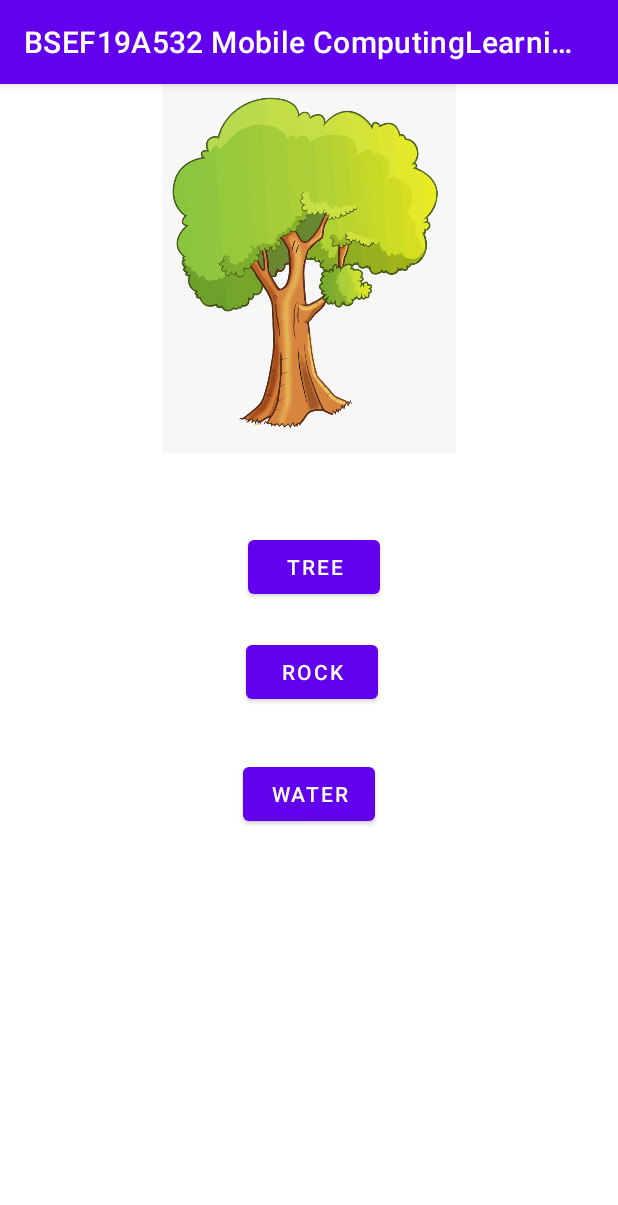
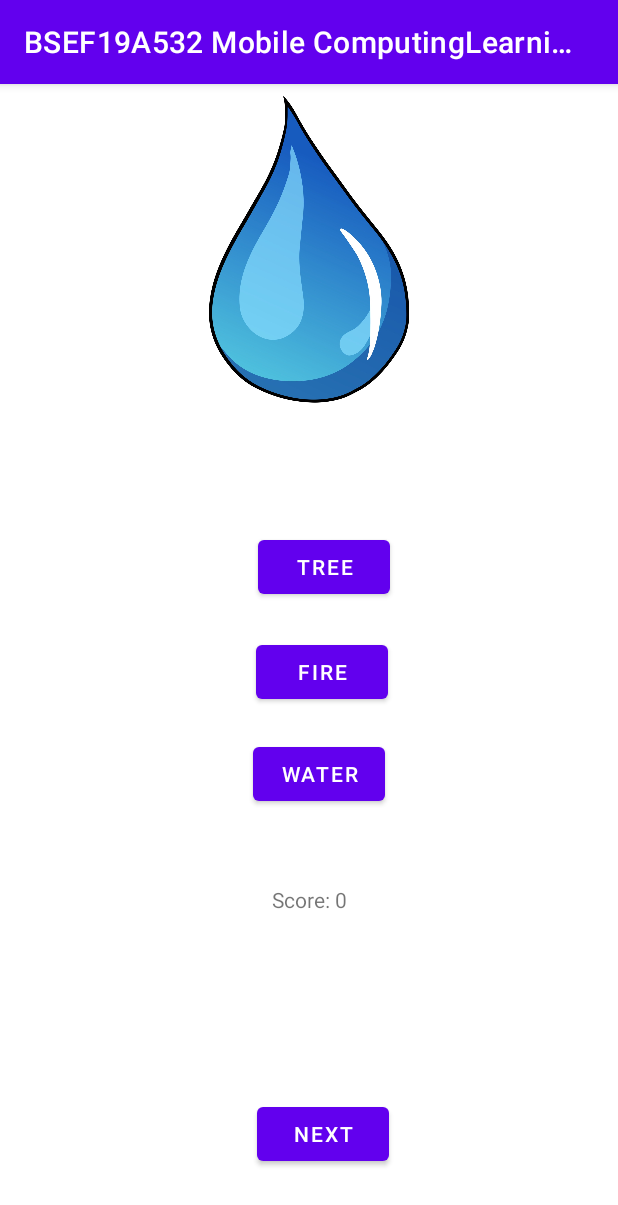
Before and after one commit to BSEF19A532/BSEF19A532-Mobile-Computing-Learning-And-Teaching-App, an Android app: the screen it shows after launch (Exam), after a tap on "EXAMINATION", on a phone screen of 412 x 824 dp. Shown: the top 1205 px of the screen. Run offline under Robolectric (Android 15) with nearby library versions, the phone set to English and light mode, and no system bars.

Commit message:
Completed exam feature

```diff
--- /dev/null
+++ b/app/src/main/java/com/example/bsef19a532mobilecomputinglearningandteachingapp/Data.java
@@ -0,0 +1,71 @@
+package com.example.bsef19a532mobilecomputinglearningandteachingapp;
+
+import android.content.Context;
+import android.content.Intent;
+import android.util.Log;
+
+import java.util.ArrayList;
+import java.util.List;
+import java.util.Random;
+
+public class Data {
+    public static int[] images = {
+            R.drawable.tree,
+            R.drawable.fire,
+            R.drawable.water,
+            R.drawable.rock,
+    };
+    public static String[] contents = {
+            "tree",
+            "fire",
+            "water",
+            "stone"
+    };
+    public static ArrayList<Integer> covered_indexes = new ArrayList<Integer>();
+
+    public static int get_random_int(int max ) {
+        Random rand = new Random();
+        return rand.nextInt( max + 1 );
+    }
+
+    public static int get_random_int(int max, int ignore ) {
+        Random rand = new Random();
+        int temp = rand.nextInt( max + 1 );
+        while ( temp == ignore ) {
+            temp = rand.nextInt( max + 1 );
+        }
+        return temp;
+    }
+
+    public static int get_random_int(int max, int ignore, int ignore2 ) {
+        Random rand = new Random();
+        int temp = rand.nextInt( max + 1 );
+        while ( temp == ignore || temp == ignore2 ) {
+            temp = rand.nextInt( max + 1 );
+        }
+        return temp;
+    }
+
+    public static Intent exam_intent(Context packageContext, Class cls, int score ) {
+        Intent intent = new Intent(packageContext, cls);
+        int index = Data.get_random_int( Data.images.length - 1 );
+        while ( Data.covered_indexes.contains(index) ) {
+            index = Data.get_random_int( Data.images.length - 1 );
+        }
+
+        Data.covered_indexes.add( index );
+
+        intent.putExtra("image", Data.images[ index ]);
+        intent.putExtra("correct_option", Data.contents[ index ]);
+
+        int wrong_index_1 = Data.get_random_int( Data.images.length - 1, index);
+        int wrong_index_2 = Data.get_random_int( Data.images.length - 1, index, wrong_index_1);
+
+        intent.putExtra("wrong_option_1", Data.contents[ wrong_index_1 ]);
+        intent.putExtra("wrong_option_2", Data.contents[ wrong_index_2 ]);
+
+        intent.putExtra("score", score);
+
+        return intent;
+    }
+}
--- a/app/src/main/java/com/example/bsef19a532mobilecomputinglearningandteachingapp/Exam.java
+++ b/app/src/main/java/com/example/bsef19a532mobilecomputinglearningandteachingapp/Exam.java
@@ -2,12 +2,19 @@ package com.example.bsef19a532mobilecomputinglearningandteachingapp;
 
 import androidx.appcompat.app.AppCompatActivity;
 
+import android.content.Intent;
 import android.os.Bundle;
 import android.text.TextUtils;
+import android.util.Log;
+import android.view.View;
 import android.widget.Button;
 import android.widget.ImageView;
+import android.widget.TextView;
 
-public class Exam extends AppCompatActivity {
+import java.util.ArrayList;
+import java.util.Random;
+
+public class Exam extends AppCompatActivity implements View.OnClickListener {
 
     int img;
     String correct_option = "";
@@ -19,38 +26,76 @@ public class Exam extends AppCompatActivity {
     Button option_2;
     Button option_3;
 
+    Button btn_next;
+
+    int score;
+    TextView score_text;
+
 
     @Override
     protected void onCreate(Bundle savedInstanceState) {
         super.onCreate(savedInstanceState);
         setContentView(R.layout.activity_exam);
 
+        Intent intent = getIntent();
+        img = intent.getIntExtra("image", 0);
+        score = intent.getIntExtra("score", 0);
+        correct_option = intent.getStringExtra("correct_option");
+        wrong_option_1 = intent.getStringExtra("wrong_option_1");
+        wrong_option_2 = intent.getStringExtra("wrong_option_2");
+
+        score_text = findViewById(R.id.score_text);
+        score_text.setText("Score: " + score);
         option_1 = findViewById(R.id.option_1);
         option_2 = findViewById(R.id.option_2);
         option_3 = findViewById(R.id.option_3);
 
         imgView = findViewById(R.id.image);
+        imgView.setImageResource(img);
 
-        if ( img == 0 ) {
-            img = R.drawable.tree;
+        ArrayList<String> items = new ArrayList<String>();
+        items.add( correct_option );
+        items.add( wrong_option_1 );
+        items.add( wrong_option_2 );
+
+        ArrayList<String> random_items = new ArrayList<String>();
+
+        while ( items.size() > 0 ) {
+            Random rand = new Random();
+            int index = rand.nextInt( items.size() );
+            random_items.add( items.get(index) );
+            items.remove(index);
         }
 
-        if ( correct_option.isEmpty() ) {
-            correct_option = "Tree";
+        option_1.setText(random_items.get(0));
+        option_2.setText(random_items.get(1));
+        option_3.setText(random_items.get(2));
+
+        option_1.setOnClickListener(this);
+        option_2.setOnClickListener(this);
+        option_3.setOnClickListener(this);
+
+        btn_next = findViewById(R.id.btn_next_question);
+
+        if ( Data.covered_indexes.size() == Data.images.length ) {
+            btn_next.setText( "Back to Home" );
         }
 
-        if ( wrong_option_1.isEmpty() ) {
-            wrong_option_1 = "Rock";
-        }
+        btn_next.setOnClickListener(new View.OnClickListener() {
+            @Override
+            public void onClick(View view) {
+                if ( Data.covered_indexes.size() != Data.images.length ) {
+                    Intent intent = Data.exam_intent( Exam.this, Exam.class, score );
+                    startActivity(intent);
+                } else {
+                    Intent intent = new Intent( Exam.this, MainActivity.class );
+                    intent.addFlags(Intent.FLAG_ACTIVITY_CLEAR_TOP);
+                    Data.covered_indexes.clear();
+                    startActivity(intent);
+                }
+            }
+        });
 
-        if ( wrong_option_2.isEmpty() ) {
-            wrong_option_2 = "Water";
-        }
-
-        imgView.setImageResource(img);
-        option_1.setText(correct_option);
-        option_2.setText(wrong_option_1);
-        option_3.setText(wrong_option_2);
     }
 
     @Override
@@ -61,4 +106,18 @@ public class Exam extends AppCompatActivity {
         wrong_option_1 = savedInstanceState.getString("wrong_option_1");
         wrong_option_2 = savedInstanceState.getString("wrong_option_2");
     }
+
+    @Override
+    public void onClick(View view) {
+        Button btn = (Button) view;
+        String value = btn.getText().toString();
+        if ( value.equals( correct_option ) ) {
+            btn.setText("correct");
+            score++;
+            score_text.setText("Score: " + score);
+        } else {
+            btn.setText("wrong");
+        }
+    }
+
 }
--- a/app/src/main/java/com/example/bsef19a532mobilecomputinglearningandteachingapp/Learning.java
+++ b/app/src/main/java/com/example/bsef19a532mobilecomputinglearningandteachingapp/Learning.java
@@ -12,18 +12,6 @@ import android.widget.TextView;
 public class Learning extends AppCompatActivity {
 
     int current_index;
-    int[] images = {
-            R.drawable.tree,
-            R.drawable.fire,
-            R.drawable.water,
-            R.drawable.rock,
-    };
-    String[] contents = {
-            "This is a tree",
-            "This is fire",
-            "This is a water",
-            "This is a stone"
-    };
     ImageView img;
     TextView txt;
     Button btn_next;
@@ -46,14 +34,14 @@ public class Learning extends AppCompatActivity {
             @Override
             public void onClick(View view) {
                 current_index++;
-                img.setImageResource( images[current_index] );
-                txt.setText( contents[current_index] );
+                img.setImageResource( Data.images[current_index] );
+                txt.setText( "This is a " + Data.contents[current_index] );
 
                 if ( ! btn_prev.isShown() && current_index > 0 ) {
                     btn_prev.setVisibility(View.VISIBLE);
                 }
 
-                if ( current_index >= images.length - 1 ) {
+                if ( current_index >= Data.images.length - 1 ) {
                     btn_next.setVisibility(View.INVISIBLE);
                 }
             }
@@ -64,10 +52,10 @@ public class Learning extends AppCompatActivity {
             @Override
             public void onClick(View view) {
                 current_index--;
-                img.setImageResource( images[current_index] );
-                txt.setText( contents[current_index] );
+                img.setImageResource( Data.images[current_index] );
+                txt.setText( Data.contents[current_index] );
 
-                if ( ! btn_next.isShown() && current_index < images.length - 1 ) {
+                if ( ! btn_next.isShown() && current_index < Data.images.length - 1 ) {
                     btn_next.setVisibility(View.VISIBLE);
                 }
 
--- a/app/src/main/java/com/example/bsef19a532mobilecomputinglearningandteachingapp/MainActivity.java
+++ b/app/src/main/java/com/example/bsef19a532mobilecomputinglearningandteachingapp/MainActivity.java
@@ -4,6 +4,7 @@ import androidx.appcompat.app.AppCompatActivity;
 
 import android.content.Intent;
 import android.os.Bundle;
+import android.util.Log;
 import android.view.View;
 import android.widget.Button;
 
@@ -33,7 +34,7 @@ public class MainActivity extends AppCompatActivity {
         btn_exam.setOnClickListener(new View.OnClickListener() {
             @Override
             public void onClick(View view) {
-                Intent intent = new Intent(MainActivity.this, Exam.class);
+                Intent intent = Data.exam_intent( MainActivity.this, Exam.class, 0 );
                 startActivity(intent);
             }
         });
--- a/app/src/main/res/layout/activity_exam.xml
+++ b/app/src/main/res/layout/activity_exam.xml
@@ -9,7 +9,9 @@
     <ImageView
         android:id="@+id/image"
         android:layout_width="409dp"
-        android:layout_height="246dp"
+        android:layout_height="0dp"
+        android:layout_marginBottom="313dp"
+        app:layout_constraintBottom_toTopOf="@+id/score_text"
         app:layout_constraintEnd_toEndOf="parent"
         app:layout_constraintStart_toStartOf="parent"
         app:layout_constraintTop_toTopOf="parent"
@@ -40,9 +42,33 @@
         android:id="@+id/option_3"
         android:layout_width="wrap_content"
         android:layout_height="wrap_content"
-        android:layout_marginTop="33dp"
+        android:layout_marginTop="20dp"
         android:text="Button"
         app:layout_constraintEnd_toEndOf="parent"
+        app:layout_constraintHorizontal_bias="0.52"
         app:layout_constraintStart_toStartOf="parent"
         app:layout_constraintTop_toBottomOf="@+id/option_2" />
+
+    <Button
+        android:id="@+id/btn_next_question"
+        android:layout_width="wrap_content"
+        android:layout_height="wrap_content"
+        android:layout_marginBottom="41dp"
+        android:text="@string/next"
+        app:layout_constraintBottom_toBottomOf="parent"
+        app:layout_constraintEnd_toEndOf="parent"
+        app:layout_constraintHorizontal_bias="0.529"
+        app:layout_constraintStart_toStartOf="parent"
+        app:layout_constraintTop_toBottomOf="@+id/image"
+        app:layout_constraintVertical_bias="0.994" />
+
+    <TextView
+        android:id="@+id/score_text"
+        android:layout_width="wrap_content"
+        android:layout_height="wrap_content"
+        android:layout_marginTop="50dp"
+        android:text="Score: 0"
+        app:layout_constraintEnd_toEndOf="parent"
+        app:layout_constraintStart_toStartOf="parent"
+        app:layout_constraintTop_toBottomOf="@+id/option_3" />
 </androidx.constraintlayout.widget.ConstraintLayout>
```
